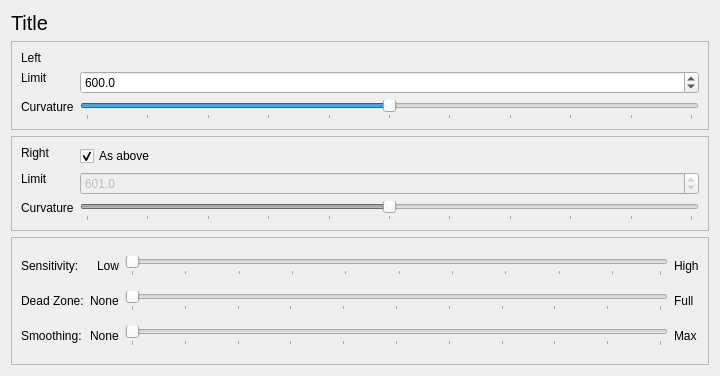
The window that src/qt_gui/scurve.ui (mavak/linux-track) describes before a commit, drawn with Qt 5.
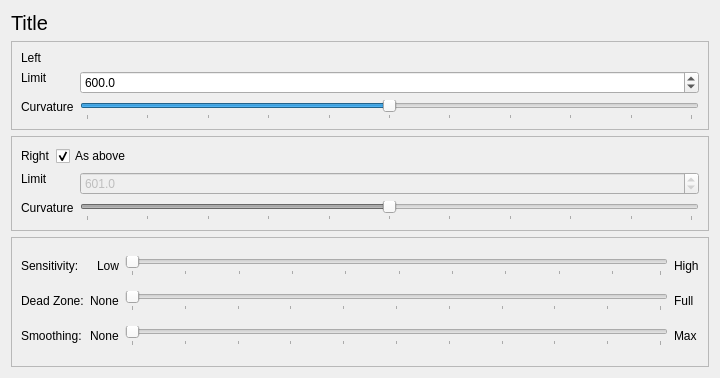
The same window after the commit.

```diff
--- a/src/qt_gui/scurve.ui
+++ b/src/qt_gui/scurve.ui
@@ -7,7 +7,7 @@
     <x>0</x>
     <y>0</y>
     <width>720</width>
-    <height>376</height>
+    <height>378</height>
    </rect>
   </property>
   <property name="windowTitle">
@@ -54,25 +54,25 @@
           <enum>QFrame::Raised</enum>
          </property>
          <layout class="QVBoxLayout" name="verticalLayout_2">
+          <item>
+           <widget class="QLabel" name="SCLeftLabel">
+            <property name="sizePolicy">
+             <sizepolicy hsizetype="Preferred" vsizetype="Maximum">
+              <horstretch>0</horstretch>
+              <verstretch>0</verstretch>
+             </sizepolicy>
+            </property>
+            <property name="text">
+             <string>Left</string>
+            </property>
+           </widget>
+          </item>
           <item>
            <layout class="QFormLayout" name="formLayout_2">
             <property name="fieldGrowthPolicy">
              <enum>QFormLayout::AllNonFixedFieldsGrow</enum>
             </property>
             <item row="0" column="0">
-             <widget class="QLabel" name="SCLeftLabel">
-              <property name="sizePolicy">
-               <sizepolicy hsizetype="Preferred" vsizetype="Maximum">
-                <horstretch>0</horstretch>
-                <verstretch>0</verstretch>
-               </sizepolicy>
-              </property>
-              <property name="text">
-               <string>Left</string>
-              </property>
-             </widget>
-            </item>
-            <item row="1" column="0">
              <widget class="QLabel" name="label_2">
               <property name="sizePolicy">
                <sizepolicy hsizetype="Preferred" vsizetype="Maximum">
@@ -85,7 +85,7 @@
               </property>
              </widget>
             </item>
-            <item row="1" column="1">
+            <item row="0" column="1">
              <widget class="QDoubleSpinBox" name="SCLeftLimit">
               <property name="sizePolicy">
                <sizepolicy hsizetype="Minimum" vsizetype="Maximum">
@@ -107,7 +107,7 @@
               </property>
              </widget>
             </item>
-            <item row="2" column="0">
+            <item row="1" column="0">
              <widget class="QLabel" name="SCCurvL">
               <property name="sizePolicy">
                <sizepolicy hsizetype="Preferred" vsizetype="Maximum">
@@ -120,7 +120,7 @@
               </property>
              </widget>
             </item>
-            <item row="2" column="1">
+            <item row="1" column="1">
              <widget class="QSlider" name="SCLeftCurv">
               <property name="enabled">
                <bool>true</bool>
@@ -169,14 +169,11 @@
          </property>
          <layout class="QVBoxLayout" name="verticalLayout">
           <item>
-           <layout class="QFormLayout" name="formLayout">
-            <property name="fieldGrowthPolicy">
-             <enum>QFormLayout::AllNonFixedFieldsGrow</enum>
-            </property>
-            <item row="0" column="0">
+           <layout class="QHBoxLayout" name="horizontalLayout_3">
+            <item>
              <widget class="QLabel" name="SCRightLabel">
               <property name="sizePolicy">
-               <sizepolicy hsizetype="Preferred" vsizetype="Maximum">
+               <sizepolicy hsizetype="Maximum" vsizetype="Maximum">
                 <horstretch>0</horstretch>
                 <verstretch>0</verstretch>
                </sizepolicy>
@@ -186,7 +183,30 @@
               </property>
              </widget>
             </item>
-            <item row="1" column="0">
+            <item>
+             <widget class="QCheckBox" name="SCSymetrical">
+              <property name="sizePolicy">
+               <sizepolicy hsizetype="Minimum" vsizetype="Maximum">
+                <horstretch>0</horstretch>
+                <verstretch>0</verstretch>
+               </sizepolicy>
+              </property>
+              <property name="text">
+               <string>As above</string>
+              </property>
+              <property name="checked">
+               <bool>true</bool>
+              </property>
+             </widget>
+            </item>
+           </layout>
+          </item>
+          <item>
+           <layout class="QFormLayout" name="formLayout">
+            <property name="fieldGrowthPolicy">
+             <enum>QFormLayout::AllNonFixedFieldsGrow</enum>
+            </property>
+            <item row="0" column="0">
              <widget class="QLabel" name="label_3">
               <property name="sizePolicy">
                <sizepolicy hsizetype="Preferred" vsizetype="Maximum">
@@ -199,7 +219,7 @@
               </property>
              </widget>
             </item>
-            <item row="1" column="1">
+            <item row="0" column="1">
              <widget class="QDoubleSpinBox" name="SCRightLimit">
               <property name="enabled">
                <bool>false</bool>
@@ -224,7 +244,7 @@
               </property>
              </widget>
             </item>
-            <item row="2" column="0">
+            <item row="1" column="0">
              <widget class="QLabel" name="SCCurvR">
               <property name="sizePolicy">
                <sizepolicy hsizetype="Preferred" vsizetype="Maximum">
@@ -237,7 +257,7 @@
               </property>
              </widget>
             </item>
-            <item row="2" column="1">
+            <item row="1" column="1">
              <widget class="QSlider" name="SCRightCurv">
               <property name="enabled">
                <bool>false</bool>
@@ -265,22 +285,6 @@
               </property>
              </widget>
             </item>
-            <item row="0" column="1">
-             <widget class="QCheckBox" name="SCSymetrical">
-              <property name="sizePolicy">
-               <sizepolicy hsizetype="Minimum" vsizetype="Maximum">
-                <horstretch>0</horstretch>
-                <verstretch>0</verstretch>
-               </sizepolicy>
-              </property>
-              <property name="text">
-               <string>As above</string>
-              </property>
-              <property name="checked">
-               <bool>true</bool>
-              </property>
-             </widget>
-            </item>
            </layout>
           </item>
          </layout>
```
